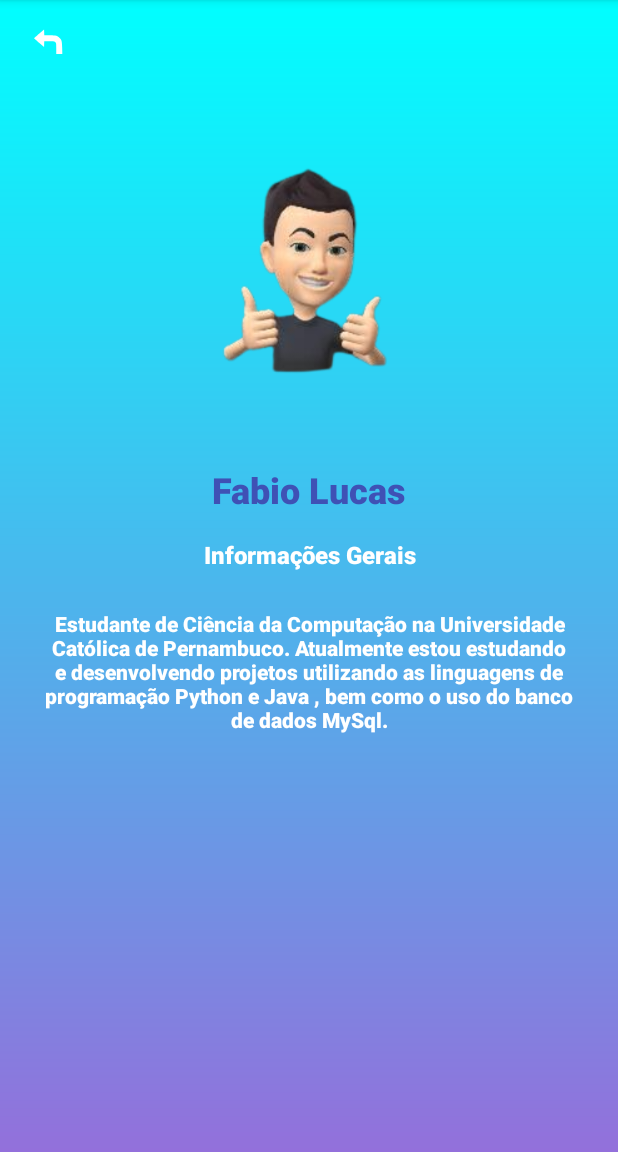
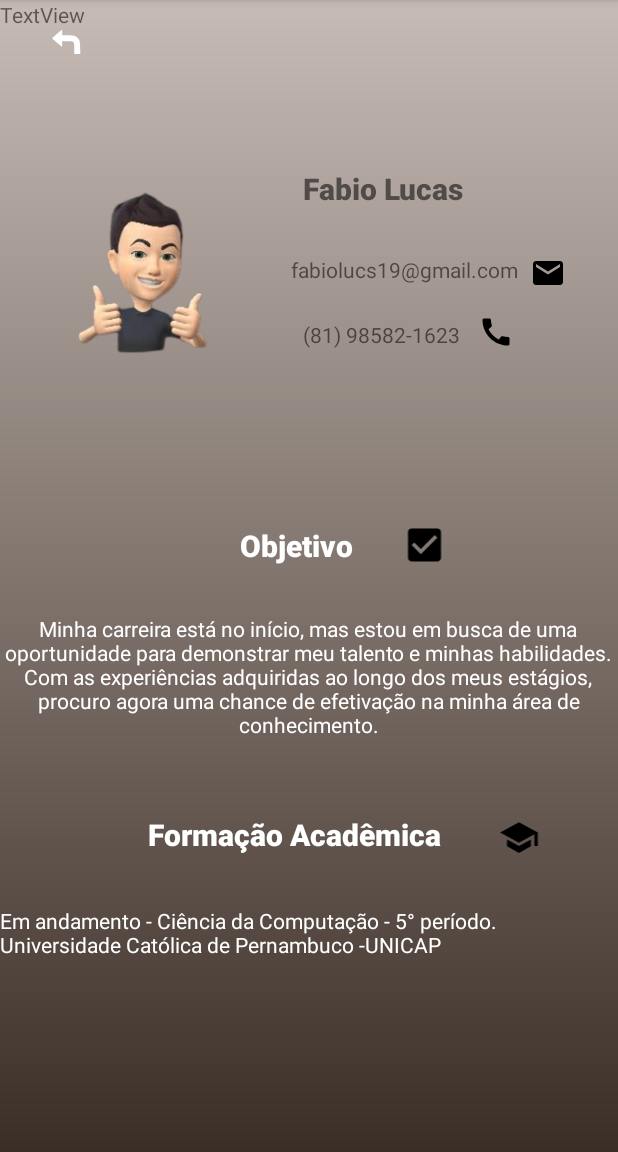
Before and after one commit to LuizFernando-o/Android-Project, an Android app: the About_Fabio_Lucas screen opened directly, with no data from a screen before it, on a phone screen of 412 x 824 dp, the part 84-1236 px from its top. Run offline under Robolectric (Android 15) with nearby library versions, the phone set to English and light mode, and no system bars.

Commit message:
updating fabio_about_view

```diff
--- a/app/src/main/res/drawable/about_fabio_bg.xml
+++ b/app/src/main/res/drawable/about_fabio_bg.xml
@@ -3,7 +3,9 @@
     xmlns:android="http://schemas.android.com/apk/res/android" >
 
     <gradient android:angle="90"
-        android:startColor="#9370DB"
-        android:endColor="#00FFFF"/>
+        android:startColor="#3b2e27"
+        android:endColor="#c6bbb5"
+        android:type="linear"/>
+
 
 </shape>
--- /dev/null
+++ b/app/src/main/res/drawable/ic_baseline_check_box_24.xml
@@ -0,0 +1,5 @@
+<vector android:height="24dp" android:tint="#000000"
+    android:viewportHeight="24" android:viewportWidth="24"
+    android:width="24dp" xmlns:android="http://schemas.android.com/apk/res/android">
+    <path android:fillColor="@android:color/white" android:pathData="M19,3L5,3c-1.11,0 -2,0.9 -2,2v14c0,1.1 0.89,2 2,2h14c1.11,0 2,-0.9 2,-2L21,5c0,-1.1 -0.89,-2 -2,-2zM10,17l-5,-5 1.41,-1.41L10,14.17l7.59,-7.59L19,8l-9,9z"/>
+</vector>
--- /dev/null
+++ b/app/src/main/res/drawable/ic_baseline_email_24.xml
@@ -0,0 +1,5 @@
+<vector android:height="24dp" android:tint="#000000"
+    android:viewportHeight="24" android:viewportWidth="24"
+    android:width="24dp" xmlns:android="http://schemas.android.com/apk/res/android">
+    <path android:fillColor="@android:color/white" android:pathData="M20,4L4,4c-1.1,0 -1.99,0.9 -1.99,2L2,18c0,1.1 0.9,2 2,2h16c1.1,0 2,-0.9 2,-2L22,6c0,-1.1 -0.9,-2 -2,-2zM20,8l-8,5 -8,-5L4,6l8,5 8,-5v2z"/>
+</vector>
--- /dev/null
+++ b/app/src/main/res/drawable/ic_baseline_school_24.xml
@@ -0,0 +1,5 @@
+<vector android:height="24dp" android:tint="#000000"
+    android:viewportHeight="24" android:viewportWidth="24"
+    android:width="24dp" xmlns:android="http://schemas.android.com/apk/res/android">
+    <path android:fillColor="@android:color/white" android:pathData="M5,13.18v4L12,21l7,-3.82v-4L12,17l-7,-3.82zM12,3L1,9l11,6 9,-4.91V17h2V9L12,3z"/>
+</vector>
--- /dev/null
+++ b/app/src/main/res/drawable/ic_fabio_call_24.xml
@@ -0,0 +1,5 @@
+<vector android:height="24dp" android:tint="#000000"
+    android:viewportHeight="24" android:viewportWidth="24"
+    android:width="24dp" xmlns:android="http://schemas.android.com/apk/res/android">
+    <path android:fillColor="@android:color/white" android:pathData="M20.01,15.38c-1.23,0 -2.42,-0.2 -3.53,-0.56 -0.35,-0.12 -0.74,-0.03 -1.01,0.24l-1.57,1.97c-2.83,-1.35 -5.48,-3.9 -6.89,-6.83l1.95,-1.66c0.27,-0.28 0.35,-0.67 0.24,-1.02 -0.37,-1.11 -0.56,-2.3 -0.56,-3.53 0,-0.54 -0.45,-0.99 -0.99,-0.99H4.19C3.65,3 3,3.24 3,3.99 3,13.28 10.73,21 20.01,21c0.71,0 0.99,-0.63 0.99,-1.18v-3.45c0,-0.54 -0.45,-0.99 -0.99,-0.99z"/>
+</vector>
--- a/app/src/main/res/layout/activity_about_fabio_lucas.xml
+++ b/app/src/main/res/layout/activity_about_fabio_lucas.xml
@@ -5,25 +5,25 @@
     android:layout_width="match_parent"
     android:layout_height="match_parent"
     android:background="@drawable/about_fabio_bg"
+    android:minWidth="24dp"
     tools:context=".About_Fabio_Lucas">
+
 
     <ImageView
         android:id="@+id/imageView"
-        android:layout_width="206dp"
+        android:layout_width="162dp"
         android:layout_height="206dp"
-        android:layout_marginTop="32dp"
-        app:layout_constraintEnd_toEndOf="parent"
-        app:layout_constraintHorizontal_bias="0.498"
+        android:layout_marginStart="16dp"
+        android:layout_marginTop="84dp"
         app:layout_constraintStart_toStartOf="parent"
-        app:layout_constraintTop_toBottomOf="@+id/back_buttonFLN"
+        app:layout_constraintTop_toTopOf="parent"
         app:srcCompat="@drawable/fabio_about_img" />
-
 
     <Button
         android:id="@+id/back_buttonFLN"
         android:layout_width="49dp"
         android:layout_height="48dp"
-        android:layout_marginStart="4dp"
+        android:layout_marginStart="16dp"
         android:layout_marginTop="4dp"
         android:background="#00FFFFFF"
         app:icon="@drawable/button_back_icon_fl"
@@ -33,58 +33,137 @@
         tools:ignore="SpeakableTextPresentCheck,SpeakableTextPresentCheck" />
 
     <TextView
-        android:id="@+id/textView"
+        android:id="@+id/textView20"
         android:layout_width="wrap_content"
         android:layout_height="wrap_content"
+        android:layout_marginStart="16dp"
+        android:layout_marginTop="28dp"
+        android:text="@string/fln_about_email"
+        app:layout_constraintStart_toEndOf="@+id/imageView"
+        app:layout_constraintTop_toBottomOf="@+id/textView18" />
+
+    <TextView
+        android:id="@+id/textView21"
+        android:layout_width="wrap_content"
+        android:layout_height="wrap_content"
+        android:layout_marginStart="24dp"
+        android:layout_marginTop="24dp"
+        android:text="@string/fln_about_call"
+        app:layout_constraintStart_toEndOf="@+id/imageView"
+        app:layout_constraintTop_toBottomOf="@+id/textView20" />
+
+    <TextView
+        android:id="@+id/textView18"
+        android:layout_width="129dp"
+        android:layout_height="30dp"
+        android:layout_marginStart="24dp"
+        android:layout_marginTop="112dp"
+        android:fontFamily="sans-serif-black"
+        android:text="@string/fln_about_name"
+        android:textSize="20sp"
+        app:layout_constraintStart_toEndOf="@+id/imageView"
+        app:layout_constraintTop_toTopOf="parent" />
+
+    <ImageView
+        android:id="@+id/imageView9"
+        android:layout_width="wrap_content"
+        android:layout_height="wrap_content"
+        android:layout_marginStart="12dp"
         android:layout_marginTop="20dp"
+        app:layout_constraintStart_toEndOf="@+id/textView21"
+        app:layout_constraintTop_toBottomOf="@+id/textView20"
+        app:srcCompat="@drawable/ic_fabio_call_24" />
+
+    <ImageView
+        android:id="@+id/imageView10"
+        android:layout_width="wrap_content"
+        android:layout_height="wrap_content"
+        android:layout_marginStart="8dp"
+        android:layout_marginTop="28dp"
+        app:layout_constraintStart_toEndOf="@+id/textView20"
+        app:layout_constraintTop_toBottomOf="@+id/textView18"
+        app:srcCompat="@drawable/ic_baseline_email_24" />
+
+    <TextView
+        android:id="@+id/textView26"
+        android:layout_width="92dp"
+        android:layout_height="31dp"
+        android:layout_marginTop="60dp"
         android:fontFamily="sans-serif-black"
-        android:text="Fabio Lucas"
-        android:textAlignment="center"
-        android:textColor="#3F51B5"
-        android:textSize="24sp"
+        android:text="@string/fln_about_resume"
+        android:textColor="@color/white"
+        android:textSize="20sp"
+        android:textStyle="bold"
         app:layout_constraintEnd_toEndOf="parent"
-        app:layout_constraintHorizontal_bias="0.498"
         app:layout_constraintStart_toStartOf="parent"
         app:layout_constraintTop_toBottomOf="@+id/imageView" />
 
     <TextView
-        android:id="@+id/textView2"
-        android:layout_width="219dp"
-        android:layout_height="27dp"
-        android:layout_marginTop="16dp"
-        android:fontFamily="sans-serif-black"
-        android:text="@string/fln_about_resume"
-        android:textAlignment="center"
-        android:textColor="#FFFFFF"
-        android:textSize="16sp"
-        app:layout_constraintEnd_toEndOf="parent"
-        app:layout_constraintStart_toStartOf="parent"
-        app:layout_constraintTop_toBottomOf="@+id/textView" />
-
-    <TextView
-        android:id="@+id/textView3"
-        android:layout_width="369dp"
-        android:layout_height="231dp"
-        android:layout_marginStart="16dp"
-        android:layout_marginTop="20dp"
-        android:layout_marginEnd="16dp"
-        android:fontFamily="sans-serif-black"
+        android:id="@+id/textView27"
+        android:layout_width="406dp"
+        android:layout_height="91dp"
+        android:layout_marginTop="28dp"
         android:text="@string/fln_about_resume_text"
         android:textAlignment="center"
         android:textColor="@color/white"
+        android:textSize="14sp"
+        app:layout_constraintEnd_toEndOf="parent"
+        app:layout_constraintHorizontal_bias="0.4"
+        app:layout_constraintStart_toStartOf="parent"
+        app:layout_constraintTop_toBottomOf="@+id/textView26" />
+
+    <TextView
+        android:id="@+id/textView28"
+        android:layout_width="215dp"
+        android:layout_height="33dp"
+        android:layout_marginTop="42dp"
+        android:fontFamily="sans-serif-black"
+        android:text="@string/fln_about_academic_title"
+        android:textColor="@color/white"
+        android:textSize="20sp"
         app:layout_constraintEnd_toEndOf="parent"
         app:layout_constraintStart_toStartOf="parent"
-        app:layout_constraintTop_toBottomOf="@+id/textView2" />
+        app:layout_constraintTop_toBottomOf="@+id/textView27" />
 
-    <Button
-        android:id="@+id/button"
+    <TextView
+        android:id="@+id/textView29"
         android:layout_width="wrap_content"
         android:layout_height="wrap_content"
-        android:layout_marginTop="448dp"
-        android:text="voltar"
+        android:layout_marginTop="28dp"
+        android:text="@string/fln_about_academic_content"
+        android:textAlignment="viewStart"
+        android:textColor="@color/white"
         app:layout_constraintEnd_toEndOf="parent"
         app:layout_constraintStart_toStartOf="parent"
-        app:layout_constraintTop_toBottomOf="@+id/textView3" />
+        app:layout_constraintTop_toBottomOf="@+id/textView28" />
+
+    <ImageView
+        android:id="@+id/imageView12"
+        android:layout_width="38dp"
+        android:layout_height="29dp"
+        android:layout_marginStart="12dp"
+        android:layout_marginBottom="31dp"
+        app:layout_constraintBottom_toTopOf="@+id/textView27"
+        app:layout_constraintStart_toEndOf="@+id/textView26"
+        app:srcCompat="@drawable/ic_baseline_check_box_24" />
+
+    <ImageView
+        android:id="@+id/imageView13"
+        android:layout_width="40dp"
+        android:layout_height="27dp"
+        android:layout_marginStart="12dp"
+        android:layout_marginTop="44dp"
+        app:layout_constraintStart_toEndOf="@+id/textView28"
+        app:layout_constraintTop_toBottomOf="@+id/textView27"
+        app:srcCompat="@drawable/ic_baseline_school_24" />
+
+    <TextView
+        android:id="@+id/textView30"
+        android:layout_width="wrap_content"
+        android:layout_height="wrap_content"
+        android:text="TextView"
+        tools:layout_editor_absoluteX="174dp"
+        tools:layout_editor_absoluteY="659dp" />
 
 
 </androidx.constraintlayout.widget.ConstraintLayout>
--- a/app/src/main/res/layout/activity_about_luiz_fernando_leite.xml
+++ b/app/src/main/res/layout/activity_about_luiz_fernando_leite.xml
@@ -37,11 +37,11 @@
             android:id="@+id/imageView6"
             android:layout_width="703dp"
             android:layout_height="680dp"
-            android:layout_marginTop="48dp"
+            android:layout_marginTop="88dp"
             android:background="#FFFCDC"
             android:rotation="9"
             app:layout_constraintEnd_toEndOf="parent"
-            app:layout_constraintHorizontal_bias="0.27"
+            app:layout_constraintHorizontal_bias="0.315"
             app:layout_constraintStart_toStartOf="parent"
             app:layout_constraintTop_toBottomOf="@+id/textView" />
 
--- a/app/src/main/res/values/strings.xml
+++ b/app/src/main/res/values/strings.xml
@@ -20,8 +20,16 @@
 
     <!-- about Fabio Lucas Nascimento Soares -->
     <string name="fln_about_name">Fabio Lucas</string>
-    <string name="fln_about_resume">Informações Gerais</string>
-    <string name="fln_about_resume_text">Estudante de Ciência da Computação na Universidade Católica de Pernambuco. Atualmente estou estudando e desenvolvendo projetos utilizando as linguagens de programação Python e Java , bem como o uso do banco de dados MySql.</string>
+    <string name="fln_about_email">fabiolucs19@gmail.com</string>
+    <string name="fln_about_call">(81) 98582-1623</string>
+    <string name="fln_about_resume">Objetivo</string>
+    <string name="fln_about_resume_text">Minha carreira está no início, mas estou em busca de uma oportunidade para demonstrar meu talento e minhas habilidades. Com as experiências adquiridas ao longo dos meus estágios,  procuro agora uma chance de efetivação na minha área de conhecimento.</string>
+    <string name="fln_about_academic_title">Formação Acadêmica</string>
+    <string name="fln_about_academic_content">Em andamento - Ciência da Computação - 5° período.
+        Universidade Católica de Pernambuco -UNICAP</string>
+
+
+
 
 
 
```
